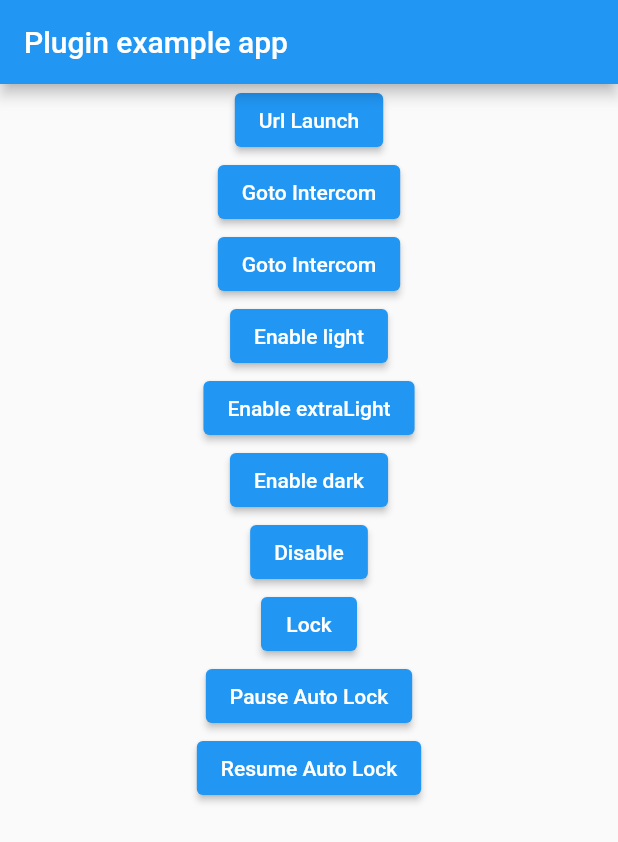
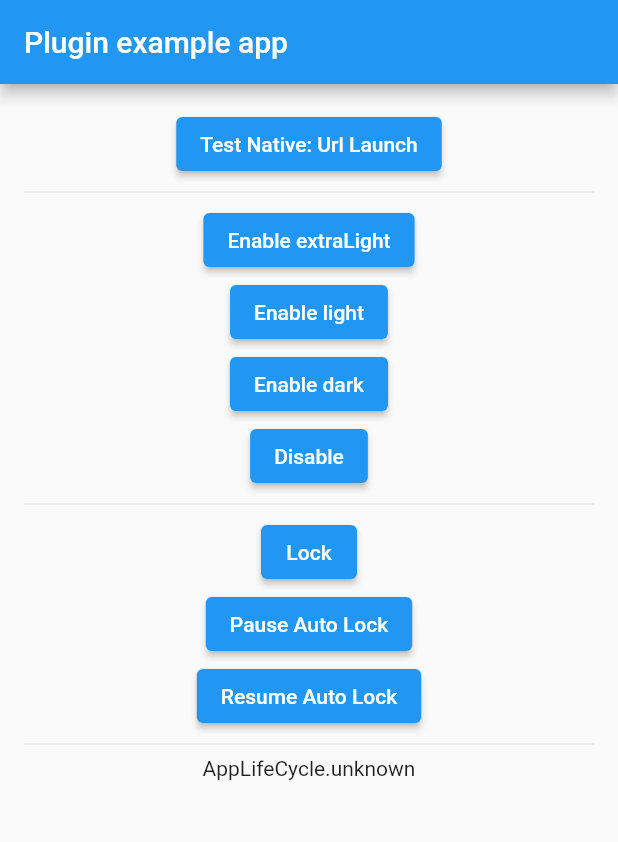
Before and after one commit to eddyuan/privacy_screen, a Flutter app: the screen it shows after launch, after a tap on "Enable light", on a phone screen of 412 x 824 dp. Shown: the top 842 px of the screen. Run offline on Flutter 3.47's test engine with Material 2 defaults, Android fonts, the light colour scheme and no system bars; our stand-ins replace plugin_platform_interface, rxdart.

Commit message:
Int->Number->Long fix

```diff
--- a/example/lib/main.dart
+++ b/example/lib/main.dart
@@ -1,5 +1,4 @@
 import 'package:flutter/material.dart';
-import 'package:intercom_flutter/intercom_flutter.dart';
 import 'dart:async';
 
 import 'package:privacy_screen/privacy_gate.dart';
@@ -7,15 +6,6 @@ import 'package:privacy_screen/privacy_screen.dart';
 import 'package:url_launcher/url_launcher.dart';
 
 void main() async {
-  WidgetsFlutterBinding.ensureInitialized();
-  // initialize the Intercom.
-  // make sure to add keys from your Intercom workspace.
-  await Intercom.instance.initialize(
-    't0ee6c01',
-    iosApiKey: 'ios_sdk-dd5922ffff4faad3682c1dd8931d4b473615332f',
-    androidApiKey: 'android_sdk-324cdf713806c0c3f97accc6bc60b420010714a0',
-  );
-  Intercom.instance.loginUnidentifiedUser();
   runApp(const MyApp());
 }
 
@@ -27,9 +17,20 @@ class MyApp extends StatefulWidget {
 }
 
 class _MyAppState extends State<MyApp> {
+  List<String> lifeCycleHistory = [];
+
+  @override
+  void dispose() {
+    super.dispose();
+  }
+
   @override
   void initState() {
     super.initState();
+    PrivacyScreen.instance.appLifeCycleEvents.listen((event) {
+      lifeCycleHistory.add('$event');
+      setState(() {});
+    });
     initPlatformState();
   }
 
@@ -47,49 +48,20 @@ class _MyAppState extends State<MyApp> {
           body: SingleChildScrollView(
             child: SizedBox(
               width: double.infinity,
+              child: SafeArea(
+                child: Padding(
+                  padding: const EdgeInsets.all(16.0),
                   child: Column(
                     children: [
                       ElevatedButton(
-                    onPressed: () async {
-                      launchUrl(Uri.parse(
-                          "https://www.instagram.com/couverfinancial/"));
-                    },
-                    child: Text("Url Launch"),
+                        onPressed: () =>
+                            launchUrl(Uri.parse("https://www.flutter.dev/")),
+                        child: const Text("Test Native: Url Launch"),
                       ),
+                      const Divider(),
                       ElevatedButton(
                         onPressed: () async {
-                      await Intercom.instance.displayHelpCenter();
-                    },
-                    child: Text("Goto Intercom"),
-                  ),
-                  ElevatedButton(
-                    onPressed: () async {
-                      await Intercom.instance.displayHelpCenter();
-                    },
-                    child: Text("Goto Intercom"),
-                  ),
-                  ElevatedButton(
-                    onPressed: () async {
-                      PrivacyScreen.instance.enable(
-                        iosOptions: const PrivacyIosOptions(
-                          enablePrivacy: true,
-                          privacyImageName: "LaunchImage",
-                          autoLockAfterSeconds: 5,
-                          lockTrigger: IosLockTrigger.didEnterBackground,
-                        ),
-                        androidOptions: const PrivacyAndroidOptions(
-                          enableSecure: true,
-                          autoLockAfterSeconds: 5,
-                        ),
-                        backgroundColor: Colors.white.withOpacity(0),
-                        blurEffect: PrivacyBlurEffect.light,
-                      );
-                    },
-                    child: const Text("Enable light"),
-                  ),
-                  ElevatedButton(
-                    onPressed: () async {
-                      PrivacyScreen.instance.enable(
+                          bool result = await PrivacyScreen.instance.enable(
                             iosOptions: const PrivacyIosOptions(
                               enablePrivacy: true,
                               privacyImageName: "LaunchImage",
@@ -108,7 +80,7 @@ class _MyAppState extends State<MyApp> {
                       ),
                       ElevatedButton(
                         onPressed: () async {
-                      PrivacyScreen.instance.enable(
+                          bool result = await PrivacyScreen.instance.enable(
                             iosOptions: const PrivacyIosOptions(
                               enablePrivacy: true,
                               privacyImageName: "LaunchImage",
@@ -120,6 +92,26 @@ class _MyAppState extends State<MyApp> {
                               autoLockAfterSeconds: 5,
                             ),
                             backgroundColor: Colors.white.withOpacity(0),
+                            blurEffect: PrivacyBlurEffect.light,
+                          );
+                        },
+                        child: const Text("Enable light"),
+                      ),
+
+                      ElevatedButton(
+                        onPressed: () async {
+                          bool result = await PrivacyScreen.instance.enable(
+                            iosOptions: const PrivacyIosOptions(
+                              enablePrivacy: true,
+                              privacyImageName: "LaunchImage",
+                              autoLockAfterSeconds: 5,
+                              lockTrigger: IosLockTrigger.didEnterBackground,
+                            ),
+                            androidOptions: const PrivacyAndroidOptions(
+                              enableSecure: true,
+                              autoLockAfterSeconds: 5,
+                            ),
+                            backgroundColor: Colors.red.withOpacity(0.4),
                             blurEffect: PrivacyBlurEffect.dark,
                           );
                         },
@@ -131,6 +123,7 @@ class _MyAppState extends State<MyApp> {
                         },
                         child: const Text("Disable"),
                       ),
+                      const Divider(),
                       ElevatedButton(
                         onPressed: () async {
                           PrivacyScreen.instance.lock();
@@ -149,7 +142,16 @@ class _MyAppState extends State<MyApp> {
                         },
                         child: const Text("Resume Auto Lock"),
                       ),
+                      const Divider(),
+                      ...lifeCycleHistory.map((e) => Text(e)).toList(),
+                      // StreamBuilder(
+                      //   stream: PrivacyScreen.instance.appLifeCycleEvents,
+                      //   builder: (context, snapshot) =>
+                      //       Text('Last LifeCycle: ${snapshot.data}'),
+                      // ),
                     ],
+                  ),
+                ),
               ),
             ),
           ),
--- a/example/pubspec.yaml
+++ b/example/pubspec.yaml
@@ -16,7 +16,6 @@ environment:
 # versions available, run `flutter pub outdated`.
 dependencies:
   url_launcher: ^6.1.5
-  intercom_flutter: ^7.3.0
   flutter:
     sdk: flutter
 
--- a/lib/privacy_gate.dart
+++ b/lib/privacy_gate.dart
@@ -108,7 +108,10 @@ class _PrivacyGateState extends State<PrivacyGate>
             child: _blurBuilder(
               child: Opacity(
                 opacity: _lockVisibilityCtrl.value,
-                child: widget.lockBuilder?.call(context),
+                child: Container(
+                  color: _backgroundColor,
+                  child: widget.lockBuilder?.call(context),
+                ),
               ),
             ),
           ),
--- a/lib/privacy_helpers.dart
+++ b/lib/privacy_helpers.dart
@@ -77,10 +77,14 @@ AppLifeCycle toAppLifeCycle(dynamic value) {
 
 class PrivacyAndroidOptions {
   const PrivacyAndroidOptions({
+    this.enableSecure = true,
+    this.autoLockAfterSeconds = -1,
+  });
+
   /// This will add [FLAG_SECURE] for android
   /// Which will hide app content in background
   /// and also disable screenshot for the whole app
-    this.enableSecure = true,
+  final bool enableSecure;
 
   /// Enable auto lock, this is irrelevant with [enableSecure]
   /// You can disable [enableSecure] and still enable auto locker
@@ -90,10 +94,6 @@ class PrivacyAndroidOptions {
   /// when going into a natice viewController (eg: webview, pdfview, etc)
   /// The lockscreen only happens after onResume, android does not render
   /// in background
-    this.autoLockAfterSeconds = -1,
-  });
-
-  final bool enableSecure;
   final int autoLockAfterSeconds;
 
   factory PrivacyAndroidOptions.disable() => const PrivacyAndroidOptions(
@@ -131,7 +131,8 @@ class PrivacyIosOptions {
   final String? privacyImageName;
 
   /// You can choose between
-  /// [IosLockTrigger.willResignActive] -> app entered app switcher
+  /// [IosLockTrigger.willResignActive] -> app entered app switcher (Be very careful if you want to use this approch)
+  /// SwipeDown, SwipeUp (open system drawer), faceId etc will also trigger [willResignActive]
   /// - OR -
   /// [IosLockTrigger.didEnterBackground] -> app entered background (when switched to another app or home)
   final IosLockTrigger lockTrigger;
```
Also changed, not shown: example/pubspec.lock, screen_shots/android-1.png (added), screen_shots/android-2.png (added), screen_shots/ios-1.png (added), screen_shots/ios-2.png (added), 3 other files. Lines whose indentation alone changed are shown as unchanged.
